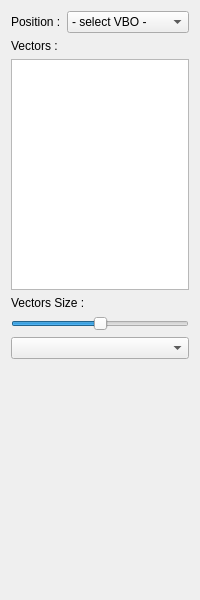
The window that SCHNApps/Plugins/surface_renderVector/forms/surface_renderVector.ui (cgogn/CGoGN) describes before a commit, drawn with Qt 5.
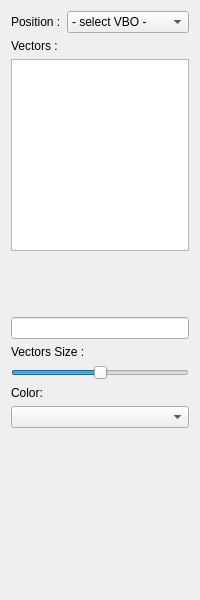
The same window after the commit. Custom widgets are drawn as their Qt base class.

Commit message: renderVector plugin ok

What changed in the file:
```diff
--- a/SCHNApps/Plugins/surface_renderVector/forms/surface_renderVector.ui
+++ b/SCHNApps/Plugins/surface_renderVector/forms/surface_renderVector.ui
@@ -14,6 +14,16 @@
    <string>Form</string>
   </property>
   <layout class="QGridLayout" name="gridLayout">
+   <item row="5" column="0" colspan="2">
+    <widget class="QLineEdit" name="selectedName">
+     <property name="readOnly">
+      <bool>true</bool>
+     </property>
+    </widget>
+   </item>
+   <item row="10" column="0" colspan="2">
+    <widget class="ColorComboBox" name="combo_color"/>
+   </item>
    <item row="0" column="0">
     <widget class="QLabel" name="label_2">
      <property name="text">
@@ -50,7 +60,7 @@
      </property>
     </widget>
    </item>
-   <item row="6" column="0" colspan="2">
+   <item row="11" column="0" colspan="2">
     <spacer name="verticalSpacer">
      <property name="orientation">
       <enum>Qt::Vertical</enum>
@@ -63,7 +73,7 @@
      </property>
     </spacer>
    </item>
-   <item row="4" column="0" colspan="2">
+   <item row="8" column="0" colspan="2">
     <widget class="QSlider" name="slider_vectorsScaleFactor">
      <property name="value">
       <number>50</number>
@@ -73,15 +83,32 @@
      </property>
     </widget>
    </item>
-   <item row="3" column="0" colspan="2">
+   <item row="6" column="0" colspan="2">
     <widget class="QLabel" name="label">
      <property name="text">
       <string>Vectors Size :</string>
      </property>
     </widget>
    </item>
-   <item row="5" column="0" colspan="2">
-    <widget class="ColorComboBox" name="combo_color"/>
+   <item row="4" column="0">
+    <spacer name="verticalSpacer_2">
+     <property name="orientation">
+      <enum>Qt::Vertical</enum>
+     </property>
+     <property name="sizeHint" stdset="0">
+      <size>
+       <width>20</width>
+       <height>40</height>
+      </size>
+     </property>
+    </spacer>
+   </item>
+   <item row="9" column="0">
+    <widget class="QLabel" name="label_4">
+     <property name="text">
+      <string>Color:</string>
+     </property>
+    </widget>
    </item>
   </layout>
  </widget>
```
The commit also changes 4 other files.
